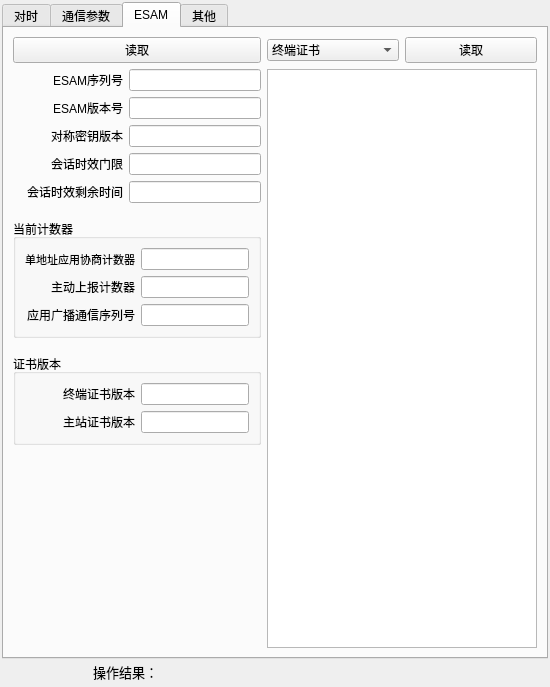
Before: the Qt Designer form UI/param_window.ui in KayFelicities/698trans, drawn with Qt 5.
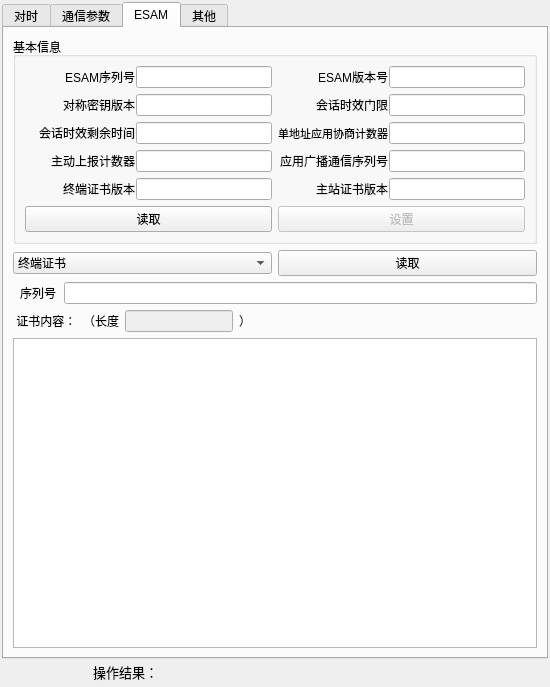
After: the same form once the commit is applied. The open tabs and pages were chosen to show the change. Icons and pictures are not drawn.

Commit message: esam panel

```diff
--- a/UI/param_window.ui
+++ b/UI/param_window.ui
@@ -31,6 +31,9 @@
     </property>
     <item row="0" column="0">
      <widget class="QTabWidget" name="tabWidget">
+      <property name="enabled">
+       <bool>true</bool>
+      </property>
       <property name="currentIndex">
        <number>0</number>
       </property>
@@ -1773,24 +1776,20 @@
        <attribute name="title">
         <string>ESAM</string>
        </attribute>
-       <layout class="QGridLayout" name="gridLayout_9">
+       <layout class="QGridLayout" name="gridLayout_8">
         <item row="0" column="0">
-         <layout class="QHBoxLayout" name="horizontalLayout_49">
-          <item>
-           <layout class="QVBoxLayout" name="verticalLayout_11">
-            <item>
-             <widget class="QPushButton" name="esam_info_read_b">
-              <property name="text">
-               <string>读取</string>
-              </property>
-             </widget>
-            </item>
+         <widget class="QGroupBox" name="groupBox_8">
+          <property name="title">
+           <string>基本信息</string>
+          </property>
+          <layout class="QVBoxLayout" name="verticalLayout_5">
             <item>
-             <layout class="QVBoxLayout" name="verticalLayout_13">
-              <item>
-               <layout class="QVBoxLayout" name="verticalLayout_12">
+            <layout class="QHBoxLayout" name="horizontalLayout_17">
                 <item>
                  <layout class="QHBoxLayout" name="horizontalLayout_31">
+               <property name="spacing">
+                <number>1</number>
+               </property>
                   <item>
                    <widget class="QLabel" name="label_26">
                     <property name="sizePolicy">
@@ -1833,6 +1832,12 @@
                       <height>0</height>
                      </size>
                     </property>
+                 <property name="maximumSize">
+                  <size>
+                   <width>16777215</width>
+                   <height>16777215</height>
+                  </size>
+                 </property>
                     <property name="sizeIncrement">
                      <size>
                       <width>150</width>
@@ -1851,6 +1856,9 @@
                 </item>
                 <item>
                  <layout class="QHBoxLayout" name="horizontalLayout_43">
+               <property name="spacing">
+                <number>1</number>
+               </property>
                   <item>
                    <widget class="QLabel" name="label_27">
                     <property name="sizePolicy">
@@ -1893,6 +1901,12 @@
                       <height>0</height>
                      </size>
                     </property>
+                 <property name="maximumSize">
+                  <size>
+                   <width>16777215</width>
+                   <height>16777215</height>
+                  </size>
+                 </property>
                     <property name="sizeIncrement">
                      <size>
                       <width>150</width>
@@ -1909,8 +1923,15 @@
                   </item>
                  </layout>
                 </item>
+            </layout>
+           </item>
+           <item>
+            <layout class="QHBoxLayout" name="horizontalLayout_18">
                 <item>
                  <layout class="QHBoxLayout" name="horizontalLayout_44">
+               <property name="spacing">
+                <number>1</number>
+               </property>
                   <item>
                    <widget class="QLabel" name="label_30">
                     <property name="sizePolicy">
@@ -1953,6 +1974,12 @@
                       <height>0</height>
                      </size>
                     </property>
+                 <property name="maximumSize">
+                  <size>
+                   <width>16777215</width>
+                   <height>16777215</height>
+                  </size>
+                 </property>
                     <property name="sizeIncrement">
                      <size>
                       <width>150</width>
@@ -1965,12 +1992,36 @@
                       <height>0</height>
                      </size>
                     </property>
+                 <property name="autoFillBackground">
+                  <bool>false</bool>
+                 </property>
+                 <property name="text">
+                  <string/>
+                 </property>
+                 <property name="frame">
+                  <bool>true</bool>
+                 </property>
+                 <property name="echoMode">
+                  <enum>QLineEdit::Normal</enum>
+                 </property>
+                 <property name="dragEnabled">
+                  <bool>false</bool>
+                 </property>
+                 <property name="readOnly">
+                  <bool>false</bool>
+                 </property>
+                 <property name="cursorMoveStyle">
+                  <enum>Qt::LogicalMoveStyle</enum>
+                 </property>
                    </widget>
                   </item>
                  </layout>
                 </item>
                 <item>
                  <layout class="QHBoxLayout" name="horizontalLayout_45">
+               <property name="spacing">
+                <number>1</number>
+               </property>
                   <item>
                    <widget class="QLabel" name="label_33">
                     <property name="sizePolicy">
@@ -2013,6 +2064,12 @@
                       <height>0</height>
                      </size>
                     </property>
+                 <property name="maximumSize">
+                  <size>
+                   <width>16777215</width>
+                   <height>16777215</height>
+                  </size>
+                 </property>
                     <property name="sizeIncrement">
                      <size>
                       <width>150</width>
@@ -2029,8 +2086,15 @@
                   </item>
                  </layout>
                 </item>
+            </layout>
+           </item>
+           <item>
+            <layout class="QHBoxLayout" name="horizontalLayout_19">
                 <item>
                  <layout class="QHBoxLayout" name="horizontalLayout_46">
+               <property name="spacing">
+                <number>1</number>
+               </property>
                   <item>
                    <widget class="QLabel" name="label_34">
                     <property name="sizePolicy">
@@ -2073,6 +2137,12 @@
                       <height>0</height>
                      </size>
                     </property>
+                 <property name="maximumSize">
+                  <size>
+                   <width>16777215</width>
+                   <height>16777215</height>
+                  </size>
+                 </property>
                     <property name="sizeIncrement">
                      <size>
                       <width>150</width>
@@ -2089,32 +2159,11 @@
                   </item>
                  </layout>
                 </item>
-                <item>
-                 <spacer name="verticalSpacer_9">
-                  <property name="orientation">
-                   <enum>Qt::Vertical</enum>
-                  </property>
-                  <property name="sizeType">
-                   <enum>QSizePolicy::Fixed</enum>
-                  </property>
-                  <property name="sizeHint" stdset="0">
-                   <size>
-                    <width>20</width>
-                    <height>10</height>
-                   </size>
-                  </property>
-                 </spacer>
-                </item>
-                <item>
-                 <widget class="QGroupBox" name="groupBox_5">
-                  <property name="title">
-                   <string>当前计数器</string>
-                  </property>
-                  <layout class="QGridLayout" name="gridLayout_8">
-                   <item row="0" column="0">
-                    <layout class="QVBoxLayout" name="verticalLayout_9">
                      <item>
                       <layout class="QHBoxLayout" name="horizontalLayout_47">
+               <property name="spacing">
+                <number>1</number>
+               </property>
                        <item>
                         <widget class="QLabel" name="label_35">
                          <property name="sizePolicy">
@@ -2178,8 +2227,15 @@
                        </item>
                       </layout>
                      </item>
+            </layout>
+           </item>
+           <item>
+            <layout class="QHBoxLayout" name="horizontalLayout_20">
                      <item>
                       <layout class="QHBoxLayout" name="horizontalLayout_52">
+               <property name="spacing">
+                <number>1</number>
+               </property>
                        <item>
                         <widget class="QLabel" name="label_41">
                          <property name="sizePolicy">
@@ -2240,6 +2296,9 @@
                      </item>
                      <item>
                       <layout class="QHBoxLayout" name="horizontalLayout_53">
+               <property name="spacing">
+                <number>1</number>
+               </property>
                        <item>
                         <widget class="QLabel" name="label_42">
                          <property name="sizePolicy">
@@ -2305,37 +2364,13 @@
                      </item>
                     </layout>
                    </item>
-                  </layout>
-                 </widget>
-                </item>
-               </layout>
-              </item>
               <item>
-               <spacer name="verticalSpacer_10">
-                <property name="orientation">
-                 <enum>Qt::Vertical</enum>
-                </property>
-                <property name="sizeType">
-                 <enum>QSizePolicy::Fixed</enum>
-                </property>
-                <property name="sizeHint" stdset="0">
-                 <size>
-                  <width>20</width>
-                  <height>10</height>
-                 </size>
-                </property>
-               </spacer>
-              </item>
-              <item>
-               <widget class="QGroupBox" name="groupBox_6">
-                <property name="title">
-                 <string>证书版本</string>
-                </property>
-                <layout class="QVBoxLayout" name="verticalLayout_14">
-                 <item>
-                  <layout class="QVBoxLayout" name="verticalLayout_10">
+            <layout class="QHBoxLayout" name="horizontalLayout_21">
                    <item>
                     <layout class="QHBoxLayout" name="horizontalLayout_55">
+               <property name="spacing">
+                <number>1</number>
+               </property>
                      <item>
                       <widget class="QLabel" name="label_44">
                        <property name="sizePolicy">
@@ -2378,6 +2413,12 @@
                          <height>0</height>
                         </size>
                        </property>
+                 <property name="maximumSize">
+                  <size>
+                   <width>16777215</width>
+                   <height>16777215</height>
+                  </size>
+                 </property>
                        <property name="sizeIncrement">
                         <size>
                          <width>150</width>
@@ -2396,6 +2437,9 @@
                    </item>
                    <item>
                     <layout class="QHBoxLayout" name="horizontalLayout_56">
+               <property name="spacing">
+                <number>1</number>
+               </property>
                      <item>
                       <widget class="QLabel" name="label_45">
                        <property name="sizePolicy">
@@ -2443,6 +2487,12 @@
                          <height>0</height>
                         </size>
                        </property>
+                 <property name="maximumSize">
+                  <size>
+                   <width>16777215</width>
+                   <height>16777215</height>
+                  </size>
+                 </property>
                        <property name="sizeIncrement">
                         <size>
                          <width>150</width>
@@ -2461,28 +2511,32 @@
                    </item>
                   </layout>
                  </item>
-                </layout>
+           <item>
+            <layout class="QHBoxLayout" name="horizontalLayout_22">
+             <item>
+              <widget class="QPushButton" name="esam_r_info_b">
+               <property name="text">
+                <string>读取</string>
+               </property>
                </widget>
               </item>
               <item>
-               <spacer name="verticalSpacer_8">
-                <property name="orientation">
-                 <enum>Qt::Vertical</enum>
-                </property>
-                <property name="sizeHint" stdset="0">
-                 <size>
-                  <width>20</width>
-                  <height>40</height>
-                 </size>
-                </property>
-               </spacer>
+              <widget class="QPushButton" name="esam_r_ctr_b_2">
+               <property name="enabled">
+                <bool>false</bool>
+               </property>
+               <property name="text">
+                <string>设置</string>
+               </property>
+              </widget>
               </item>
              </layout>
             </item>
            </layout>
-          </item>
-          <item>
-           <layout class="QVBoxLayout" name="verticalLayout_15">
+         </widget>
+        </item>
+        <item row="1" column="0">
+         <layout class="QVBoxLayout" name="verticalLayout_8">
             <item>
              <layout class="QHBoxLayout" name="horizontalLayout_48">
               <item>
@@ -2509,10 +2563,131 @@
              </layout>
             </item>
             <item>
-             <widget class="QPlainTextEdit" name="certi_box"/>
+           <layout class="QHBoxLayout" name="horizontalLayout_58">
+            <property name="spacing">
+             <number>1</number>
+            </property>
+            <item>
+             <widget class="QLabel" name="label_46">
+              <property name="sizePolicy">
+               <sizepolicy hsizetype="Fixed" vsizetype="Preferred">
+                <horstretch>0</horstretch>
+                <verstretch>0</verstretch>
+               </sizepolicy>
+              </property>
+              <property name="minimumSize">
+               <size>
+                <width>50</width>
+                <height>0</height>
+               </size>
+              </property>
+              <property name="maximumSize">
+               <size>
+                <width>50</width>
+                <height>16777215</height>
+               </size>
+              </property>
+              <property name="layoutDirection">
+               <enum>Qt::LeftToRight</enum>
+              </property>
+              <property name="text">
+               <string>序列号</string>
+              </property>
+              <property name="alignment">
+               <set>Qt::AlignCenter</set>
+              </property>
+             </widget>
             </item>
+            <item>
+             <widget class="QLineEdit" name="esam_certi_ver_box">
+              <property name="sizePolicy">
+               <sizepolicy hsizetype="Minimum" vsizetype="Fixed">
+                <horstretch>0</horstretch>
+                <verstretch>0</verstretch>
+               </sizepolicy>
+              </property>
+              <property name="minimumSize">
+               <size>
+                <width>100</width>
+                <height>0</height>
+               </size>
+              </property>
+              <property name="maximumSize">
+               <size>
+                <width>16777215</width>
+                <height>16777215</height>
+               </size>
+              </property>
+              <property name="sizeIncrement">
+               <size>
+                <width>150</width>
+                <height>0</height>
+               </size>
+              </property>
+              <property name="baseSize">
+               <size>
+                <width>150</width>
+                <height>0</height>
+               </size>
+              </property>
+             </widget>
+            </item>
            </layout>
           </item>
+          <item>
+           <layout class="QHBoxLayout" name="horizontalLayout_23">
+            <item>
+             <widget class="QLabel" name="label_15">
+              <property name="text">
+               <string> 证书内容：</string>
+              </property>
+             </widget>
+            </item>
+            <item>
+             <widget class="QLabel" name="label_16">
+              <property name="text">
+               <string>（长度</string>
+              </property>
+             </widget>
+            </item>
+            <item>
+             <widget class="QLineEdit" name="esam_certi_len_box">
+              <property name="enabled">
+               <bool>false</bool>
+              </property>
+              <property name="sizePolicy">
+               <sizepolicy hsizetype="Fixed" vsizetype="Fixed">
+                <horstretch>0</horstretch>
+                <verstretch>0</verstretch>
+               </sizepolicy>
+              </property>
+             </widget>
+            </item>
+            <item>
+             <widget class="QLabel" name="label_17">
+              <property name="text">
+               <string>）</string>
+              </property>
+             </widget>
+            </item>
+            <item>
+             <spacer name="horizontalSpacer_7">
+              <property name="orientation">
+               <enum>Qt::Horizontal</enum>
+              </property>
+              <property name="sizeHint" stdset="0">
+               <size>
+                <width>40</width>
+                <height>20</height>
+               </size>
+              </property>
+             </spacer>
+            </item>
+           </layout>
+          </item>
+          <item>
+           <widget class="QTextEdit" name="esam_certi_box"/>
+          </item>
          </layout>
         </item>
        </layout>
```
Left out of the diff: 220 changed lines with no effect on the pictures. Lines whose indentation alone changed are shown as unchanged. The commit also changes 5 other files.
